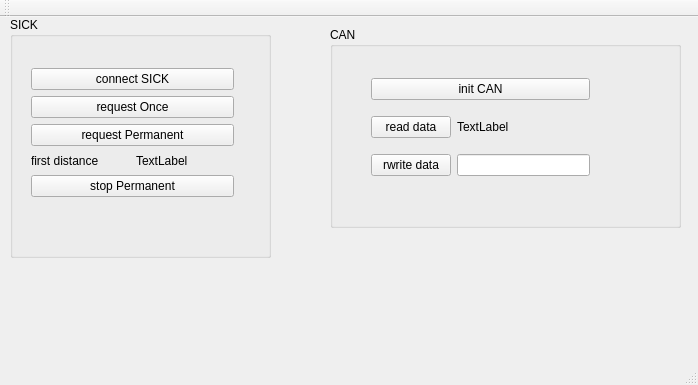
The window that mainwindow.ui (wozaiqufu/cyjApp) describes before a commit, drawn with Qt 5.
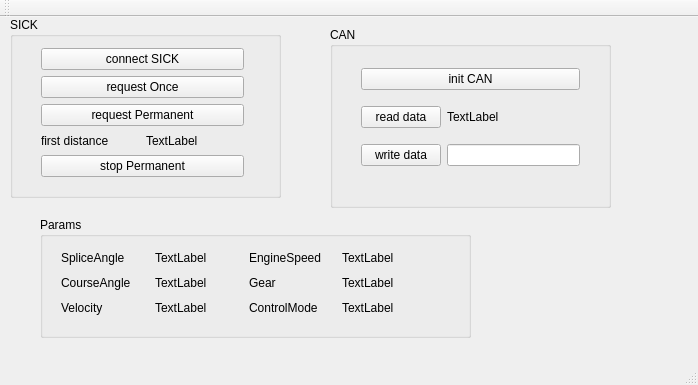
The same window after the commit.

Commit message: update params in UI still can not write CAN signals from CANobj to mainWindow to update data

```diff
--- a/mainwindow.ui
+++ b/mainwindow.ui
@@ -19,8 +19,8 @@
      <rect>
       <x>10</x>
       <y>0</y>
-      <width>261</width>
-      <height>241</height>
+      <width>271</width>
+      <height>181</height>
      </rect>
     </property>
     <property name="autoFillBackground">
@@ -35,8 +35,8 @@
     <widget class="QWidget" name="gridLayoutWidget_3">
      <property name="geometry">
       <rect>
-       <x>10</x>
-       <y>40</y>
+       <x>20</x>
+       <y>20</y>
        <width>225</width>
        <height>151</height>
       </rect>
@@ -92,8 +92,8 @@
      <rect>
       <x>330</x>
       <y>10</y>
-      <width>351</width>
-      <height>201</height>
+      <width>281</width>
+      <height>181</height>
      </rect>
     </property>
     <property name="title">
@@ -102,8 +102,8 @@
     <widget class="QWidget" name="gridLayoutWidget">
      <property name="geometry">
       <rect>
-       <x>30</x>
-       <y>30</y>
+       <x>20</x>
+       <y>20</y>
        <width>241</width>
        <height>141</height>
       </rect>
@@ -122,7 +122,7 @@
       <item row="3" column="0">
        <widget class="QPushButton" name="pushButton_7">
         <property name="text">
-         <string>rwrite data</string>
+         <string>write data</string>
         </property>
        </widget>
       </item>
@@ -143,6 +143,115 @@
      </layout>
     </widget>
    </widget>
+   <widget class="QGroupBox" name="groupBox_2">
+    <property name="geometry">
+     <rect>
+      <x>40</x>
+      <y>200</y>
+      <width>431</width>
+      <height>121</height>
+     </rect>
+    </property>
+    <property name="title">
+     <string>Params</string>
+    </property>
+    <widget class="QWidget" name="gridLayoutWidget_4">
+     <property name="geometry">
+      <rect>
+       <x>10</x>
+       <y>20</y>
+       <width>391</width>
+       <height>91</height>
+      </rect>
+     </property>
+     <layout class="QGridLayout" name="gridLayout_4">
+      <item row="1" column="1">
+       <widget class="QLabel" name="label_courseAngle">
+        <property name="text">
+         <string>TextLabel</string>
+        </property>
+       </widget>
+      </item>
+      <item row="1" column="0">
+       <widget class="QLabel" name="label_3">
+        <property name="text">
+         <string>CourseAngle</string>
+        </property>
+       </widget>
+      </item>
+      <item row="2" column="2">
+       <widget class="QLabel" name="label_10">
+        <property name="text">
+         <string>ControlMode</string>
+        </property>
+       </widget>
+      </item>
+      <item row="2" column="0">
+       <widget class="QLabel" name="label_6">
+        <property name="text">
+         <string>Velocity</string>
+        </property>
+       </widget>
+      </item>
+      <item row="2" column="1">
+       <widget class="QLabel" name="label_velocity">
+        <property name="text">
+         <string>TextLabel</string>
+        </property>
+       </widget>
+      </item>
+      <item row="0" column="0">
+       <widget class="QLabel" name="label">
+        <property name="text">
+         <string>SpliceAngle</string>
+        </property>
+       </widget>
+      </item>
+      <item row="1" column="2">
+       <widget class="QLabel" name="label_8">
+        <property name="text">
+         <string>Gear</string>
+        </property>
+       </widget>
+      </item>
+      <item row="0" column="2">
+       <widget class="QLabel" name="label_9">
+        <property name="text">
+         <string>EngineSpeed</string>
+        </property>
+       </widget>
+      </item>
+      <item row="0" column="1">
+       <widget class="QLabel" name="label_spliceAngle">
+        <property name="text">
+         <string>TextLabel</string>
+        </property>
+       </widget>
+      </item>
+      <item row="0" column="3">
+       <widget class="QLabel" name="label_engineSpeed">
+        <property name="text">
+         <string>TextLabel</string>
+        </property>
+       </widget>
+      </item>
+      <item row="1" column="3">
+       <widget class="QLabel" name="label_gear">
+        <property name="text">
+         <string>TextLabel</string>
+        </property>
+       </widget>
+      </item>
+      <item row="2" column="3">
+       <widget class="QLabel" name="label_controlMode">
+        <property name="text">
+         <string>TextLabel</string>
+        </property>
+       </widget>
+      </item>
+     </layout>
+    </widget>
+   </widget>
   </widget>
   <widget class="QMenuBar" name="menuBar">
    <property name="geometry">
```
The commit also changes 12 other files.
